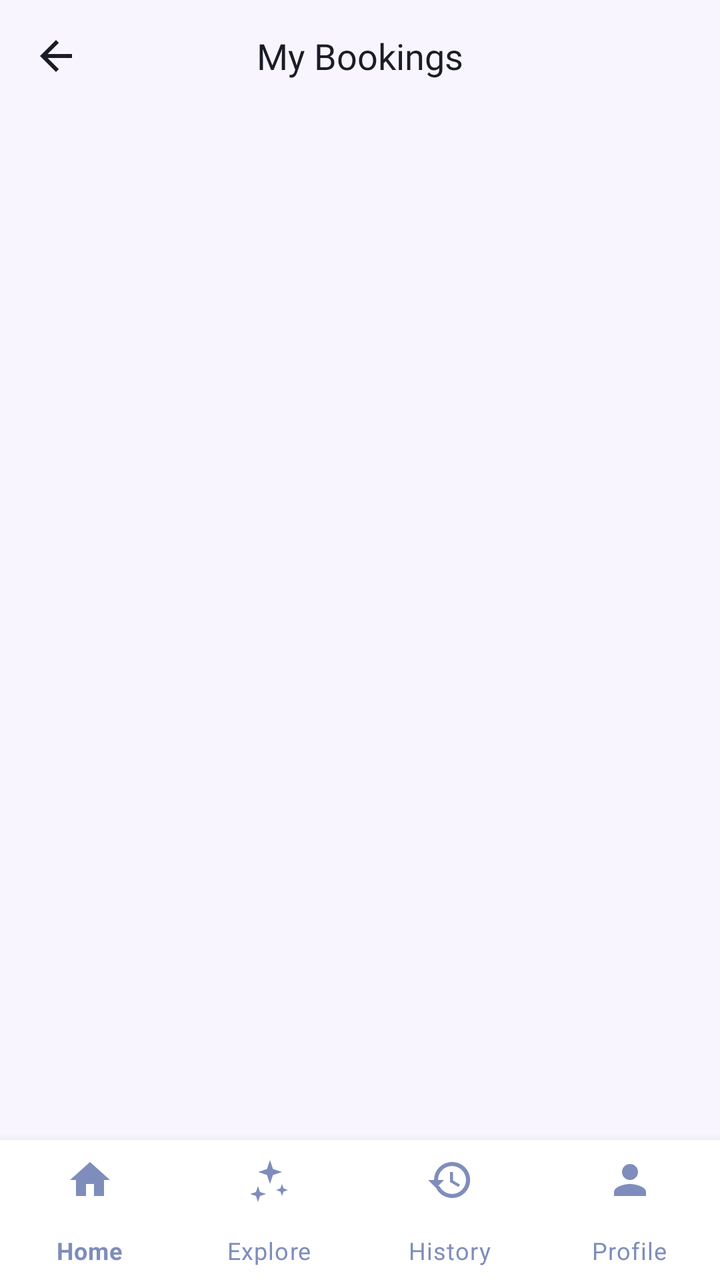
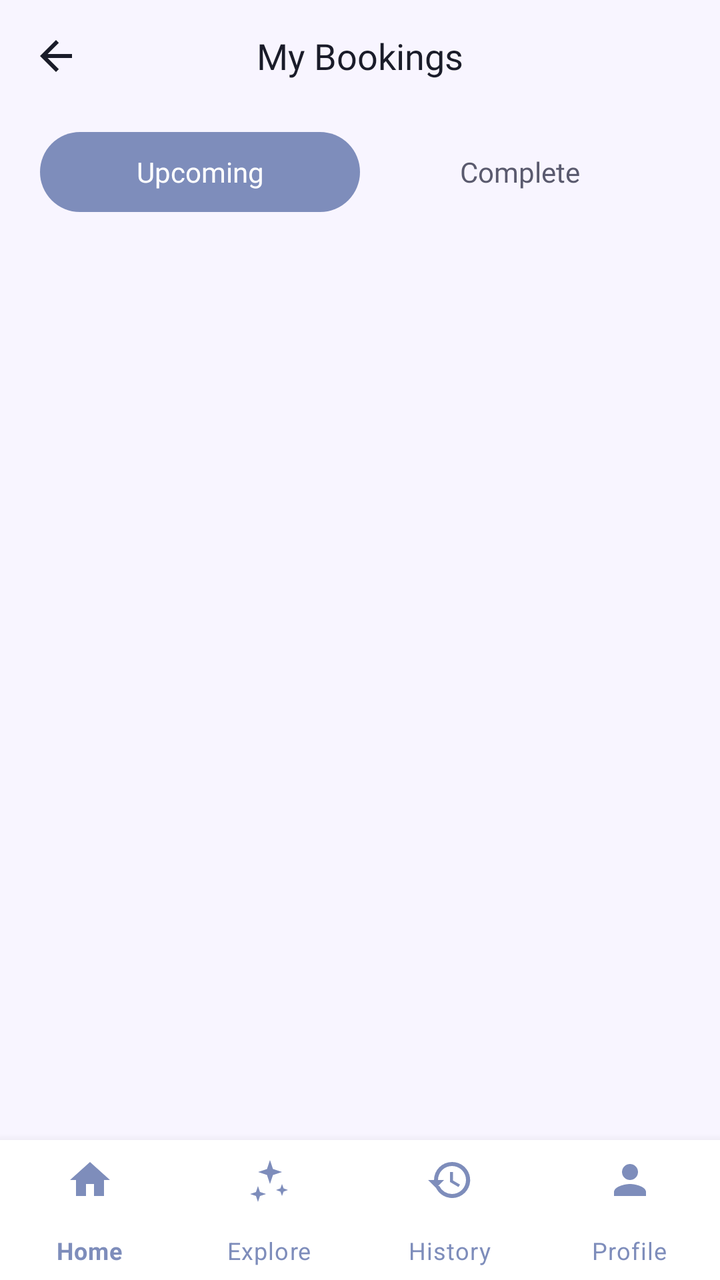

Two renders of the same Android screen: before a commit and after it. Below are the layout's source before the change and the commit's diff.
<!-- AndroidManifest.xml: application theme Theme.Nailzbynutz -->
<!-- res/layout/activity_history.xml -->
<?xml version="1.0" encoding="utf-8"?>
<RelativeLayout xmlns:android="http://schemas.android.com/apk/res/android"
    xmlns:app="http://schemas.android.com/apk/res-auto"
    xmlns:tools="http://schemas.android.com/tools"
    android:layout_width="match_parent"
    android:layout_height="match_parent"
    android:background="@color/background_primary">

    <RelativeLayout
        android:layout_width="match_parent"
        android:layout_height="56dp"
        android:paddingHorizontal="16dp">
        <ImageView
            android:id="@+id/btn_back_history"
            android:layout_width="24dp"
            android:layout_height="24dp"
            android:layout_centerVertical="true"
            android:src="@drawable/ic_back"
            app:tint="@color/text_primary" />
        <TextView
            android:layout_width="wrap_content"
            android:layout_height="wrap_content"
            android:layout_centerInParent="true"
            android:text="My Bookings"
            android:textSize="18sp"
            android:fontFamily="@font/fredoka_bold"
            android:textColor="@color/text_primary" />
    </RelativeLayout>

    <LinearLayout
        android:id="@+id/bookingContainer"
        android:layout_width="match_parent"
        android:layout_height="match_parent"
        android:layout_below="@id/btn_back_history"
        android:orientation="vertical"
        android:padding="20dp"
        android:clipToPadding="false"
        tools:ignore="NotSibling" />

    <com.google.android.material.bottomnavigation.BottomNavigationView
        android:id="@+id/bottom_navigation"
        android:layout_width="match_parent"
        android:layout_height="70dp"
        android:layout_alignParentBottom="true"
        android:background="@color/background_card"
        app:itemIconTint="@color/lavender_dark"
        app:itemTextColor="@color/lavender_dark"
        app:labelVisibilityMode="labeled"
        app:menu="@menu/bottom_nav_menu" />

</RelativeLayout>
<!-- resources referenced by this layout -->
<resources>
  <color name="background_card">#FFFFFF</color>
  <color name="background_primary">#F8F5FF</color>
  <color name="lavender_dark">#7E8DBB</color>
  <color name="text_primary">#1A1C29</color>
  <!-- drawable ic_back (drawable) -->
  <vector xmlns:android="http://schemas.android.com/apk/res/android"
      android:width="24dp"
      android:height="24dp"
      android:viewportWidth="24"
      android:viewportHeight="24">
      <path
          android:fillColor="#7E8DBB"
          android:pathData="M20,11H7.83l5.59,-5.59L12,4l-8,8 8,8 1.41,-1.41L7.83,13H20v-2z" />
  </vector>
  <style name="Theme.Nailzbynutz" parent="Theme.MaterialComponents.DayNight.NoActionBar">
          <item name="colorPrimary">@color/lavender_dark</item>
          <item name="colorPrimaryVariant">@color/lavender_accent</item>
          <item name="colorOnPrimary">@color/white</item>
          <item name="colorSecondary">@color/lavender_medium</item>
          <item name="colorSecondaryVariant">@color/lavender_light</item>
          <item name="colorOnSecondary">@color/black</item>
          <item name="android:statusBarColor">@color/background_primary</item>
          <item name="android:windowBackground">@color/background_primary</item>
      </style>
  <color name="lavender_accent">#8B7BD6</color>
  <color name="white">#FFFFFF</color>
  <color name="lavender_medium">#B8A6E8</color>
  <color name="lavender_light">#D9CCFF</color>
  <color name="black">#000000</color>
</resources>

<!-- the commit's change to res/layout/activity_history.xml (unified diff, before → after) -->
@@ -7,6 +7,7 @@
     android:background="@color/background_primary">
 
     <RelativeLayout
+        android:id="@+id/top_bar"
         android:layout_width="match_parent"
         android:layout_height="56dp"
         android:paddingHorizontal="16dp">
@@ -28,14 +29,57 @@
     </RelativeLayout>
 
     <LinearLayout
-        android:id="@+id/bookingContainer"
+        android:id="@+id/tab_layout"
+        android:layout_width="match_parent"
+        android:layout_height="wrap_content"
+        android:layout_below="@id/top_bar"
+        android:orientation="horizontal"
+        android:paddingHorizontal="20dp"
+        android:layout_marginTop="10dp"
+        android:layout_marginBottom="10dp">
+
+        <TextView
+            android:id="@+id/tab_upcoming"
+            android:layout_width="0dp"
+            android:layout_height="40dp"
+            android:layout_weight="1"
+            android:text="Upcoming"
+            android:gravity="center"
+            android:textSize="14sp"
+            android:fontFamily="@font/poppins_bold"
+            android:textColor="@color/white"
+            android:background="@drawable/bg_button_rounded"
+            android:backgroundTint="@color/lavender_dark" />
+
+        <TextView
+            android:id="@+id/tab_complete"
+            android:layout_width="0dp"
+            android:layout_height="40dp"
+            android:layout_weight="1"
+            android:text="Complete"
+            android:gravity="center"
+            android:textSize="14sp"
+            android:fontFamily="@font/poppins_bold"
+            android:textColor="@color/text_secondary"
+            android:background="@drawable/bg_button_rounded"
+            android:backgroundTint="@android:color/transparent" />
+    </LinearLayout>
+
+    <ScrollView
         android:layout_width="match_parent"
         android:layout_height="match_parent"
-        android:layout_below="@id/btn_back_history"
-        android:orientation="vertical"
-        android:padding="20dp"
+        android:layout_below="@id/tab_layout"
+        android:layout_above="@id/bottom_navigation"
         android:clipToPadding="false"
-        tools:ignore="NotSibling" />
+        android:paddingHorizontal="20dp">
+
+        <LinearLayout
+            android:id="@+id/bookingContainer"
+            android:layout_width="match_parent"
+            android:layout_height="wrap_content"
+            android:orientation="vertical"
+            android:paddingBottom="20dp" />
+    </ScrollView>
 
     <com.google.android.material.bottomnavigation.BottomNavigationView
         android:id="@+id/bottom_navigation"
<!-- resource entries referenced after the edit -->
@@ -4,6 +4,7 @@
   <color name="background_primary">#F8F5FF</color>
   <color name="lavender_dark">#7E8DBB</color>
   <color name="text_primary">#1A1C29</color>
+  <color name="text_secondary">#5A5A6E</color>
   <!-- drawable ic_back (drawable) -->
   <vector xmlns:android="http://schemas.android.com/apk/res/android"
       android:width="24dp"
@@ -26,6 +27,12 @@
       </style>
   <color name="lavender_accent">#8B7BD6</color>
   <color name="white">#FFFFFF</color>
+  <!-- drawable bg_button_rounded (drawable) -->
+  <?xml version="1.0" encoding="utf-8"?>
+  <shape xmlns:android="http://schemas.android.com/apk/res/android">
+      <solid android:color="@color/lavender_dark" />
+      <corners android:radius="28dp" />
+  </shape>
   <color name="lavender_medium">#B8A6E8</color>
   <color name="lavender_light">#D9CCFF</color>
   <color name="black">#000000</color>
